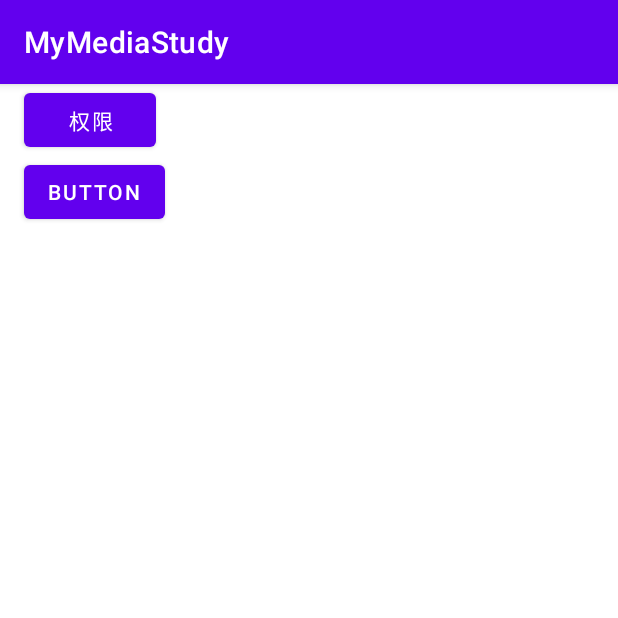
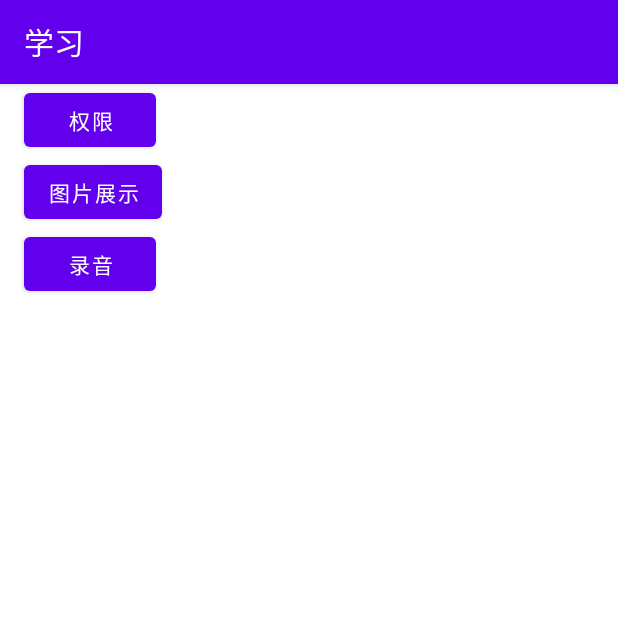
Before and after one commit to alan1024/MyMediaStudy, an Android app: the screen it shows after launch (MainActivity), on a phone screen of 412 x 824 dp, the top half of it. Run offline under Robolectric (Android 15) with nearby library versions, the phone set to English and light mode, and no system bars.

Commit message:
feature：新增录音功能

```diff
--- a/app/src/main/AndroidManifest.xml
+++ b/app/src/main/AndroidManifest.xml
@@ -19,7 +19,7 @@
         android:theme="@style/Theme.MyMediaStudy"
         tools:targetApi="31">
         <activity
-            android:name=".AudioRecordActivity"
+            android:name=".activity.base.AudioRecordActivity"
             android:exported="false" />
         <activity
             android:name=".activity.base.MediaPicActivity"
--- a/app/src/main/java/com/alan/mymediastudy/activity/MainActivity.kt
+++ b/app/src/main/java/com/alan/mymediastudy/activity/MainActivity.kt
@@ -2,6 +2,7 @@ package com.alan.mymediastudy.activity
 
 import android.Manifest
 import androidx.activity.result.contract.ActivityResultContracts
+import com.alan.mymediastudy.activity.base.AudioRecordActivity
 import com.alan.mymediastudy.activity.base.MediaPicActivity
 import com.alan.mymediastudy.databinding.ActivityMainBinding
 import com.alan.mymediastudy.utils.startAC
@@ -34,6 +35,11 @@ class MainActivity : BaseActivity<ActivityMainBinding>() {
             startAC(this, MediaPicActivity::class.java)
         }
 
+        binding.btRecord.setOnClickListener {
+            startAC(this, AudioRecordActivity::class.java)
+        }
+
+
     }
 
 
--- a/app/src/main/res/layout/activity_main.xml
+++ b/app/src/main/res/layout/activity_main.xml
@@ -11,7 +11,7 @@
         android:layout_width="wrap_content"
         android:layout_height="wrap_content"
         android:layout_marginStart="16dp"
-        android:text="Button"
+        android:text="图片展示"
         app:layout_constraintStart_toStartOf="parent"
         app:layout_constraintTop_toBottomOf="@+id/bt_permission" />
 
@@ -23,4 +23,13 @@
         android:text="权限"
         app:layout_constraintStart_toStartOf="parent"
         app:layout_constraintTop_toTopOf="parent" />
+
+    <Button
+        android:id="@+id/bt_record"
+        android:layout_width="wrap_content"
+        android:layout_height="wrap_content"
+        android:layout_marginStart="16dp"
+        android:text="录音"
+        app:layout_constraintStart_toStartOf="parent"
+        app:layout_constraintTop_toBottomOf="@+id/bt_pic" />
 </androidx.constraintlayout.widget.ConstraintLayout>
--- a/app/src/main/res/values/strings.xml
+++ b/app/src/main/res/values/strings.xml
@@ -1,3 +1,3 @@
 <resources>
-    <string name="app_name">MyMediaStudy</string>
+    <string name="app_name">学习</string>
 </resources>
```
Also changed, not shown: app/src/main/java/com/alan/mymediastudy/activity/base/AudioRecordActivity.kt (+29 -0 lines).
